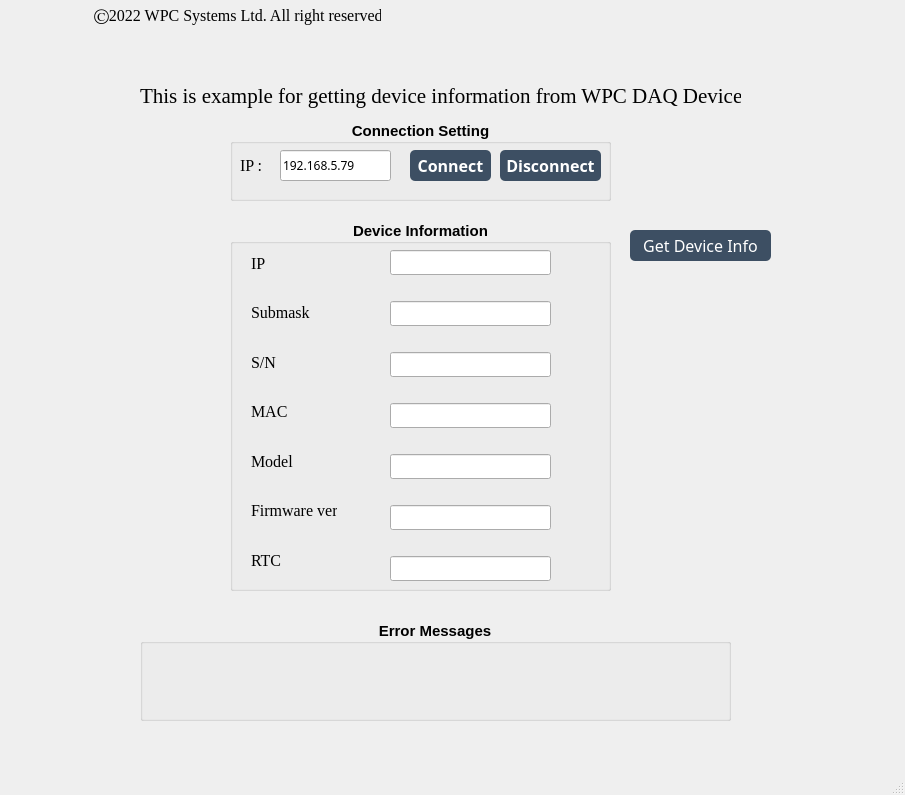
Old version of the form Examples/GUI/General/Example_get_device_info/UI_design/example_GUI_Get_Device_Information.ui in the repository WPC-Systems-Ltd/WPC_Python_driver_release.
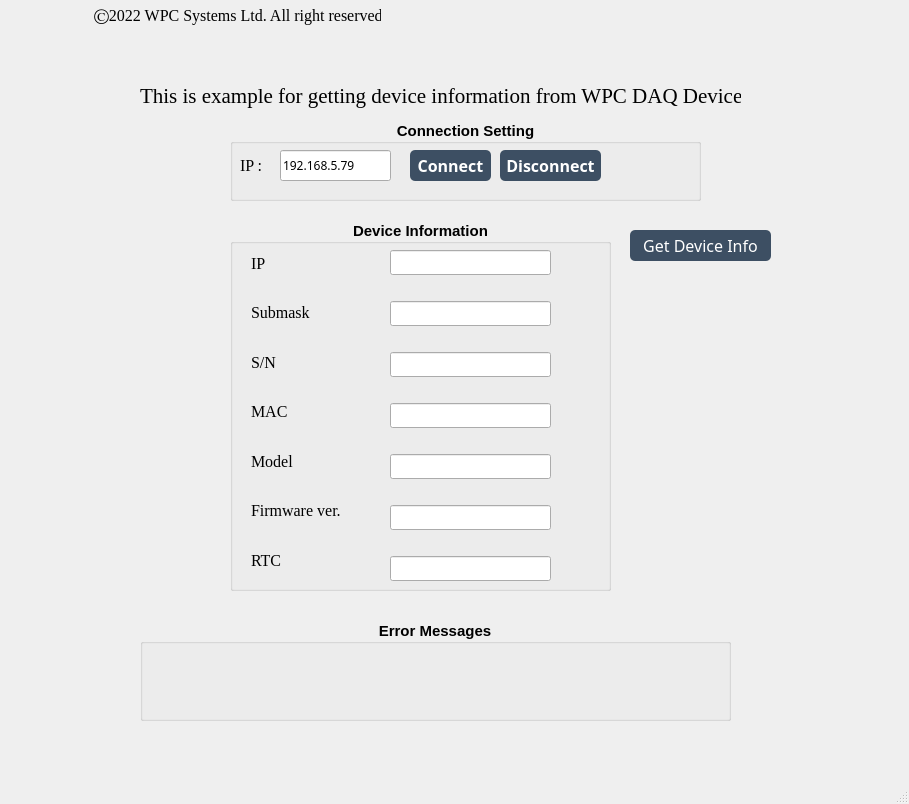
New version of the form. Icons and pictures are not drawn.

Diff of the .ui file:
```diff
--- a/Examples/GUI/General/Example_get_device_info/UI_design/example_GUI_Get_Device_Information.ui
+++ b/Examples/GUI/General/Example_get_device_info/UI_design/example_GUI_Get_Device_Information.ui
@@ -6,8 +6,8 @@
    <rect>
     <x>0</x>
     <y>0</y>
-    <width>905</width>
-    <height>795</height>
+    <width>909</width>
+    <height>804</height>
    </rect>
   </property>
   <property name="windowTitle">
@@ -76,7 +76,7 @@
      <rect>
       <x>230</x>
       <y>120</y>
-      <width>381</width>
+      <width>471</width>
       <height>81</height>
      </rect>
     </property>
@@ -207,6 +207,25 @@
       <string>192.168.5.79</string>
      </property>
     </widget>
+    <widget class="QLabel" name="lb_led">
+     <property name="geometry">
+      <rect>
+       <x>390</x>
+       <y>20</y>
+       <width>51</width>
+       <height>51</height>
+      </rect>
+     </property>
+     <property name="text">
+      <string/>
+     </property>
+     <property name="pixmap">
+      <pixmap>../../../../../Material/WPC_Led_green.png</pixmap>
+     </property>
+     <property name="scaledContents">
+      <bool>true</bool>
+     </property>
+    </widget>
    </widget>
    <widget class="QGroupBox" name="groupBox_driverInfo">
     <property name="geometry">
@@ -241,7 +260,7 @@
       <rect>
        <x>21</x>
        <y>21</y>
-       <width>86</width>
+       <width>115</width>
        <height>341</height>
       </rect>
      </property>
```
Left out of the diff: 12 changed lines with no effect on the pictures.
